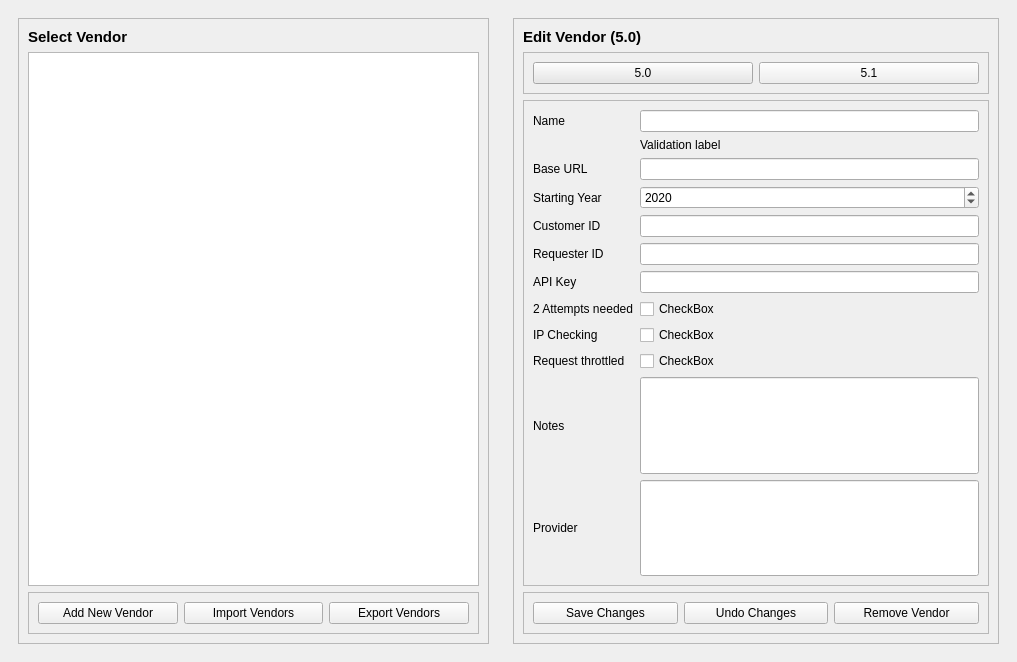
Above: ui/ManageVendors.ui from aanushri9/Counter-Harvesting-5.1 before the change. Below: the same form after it.
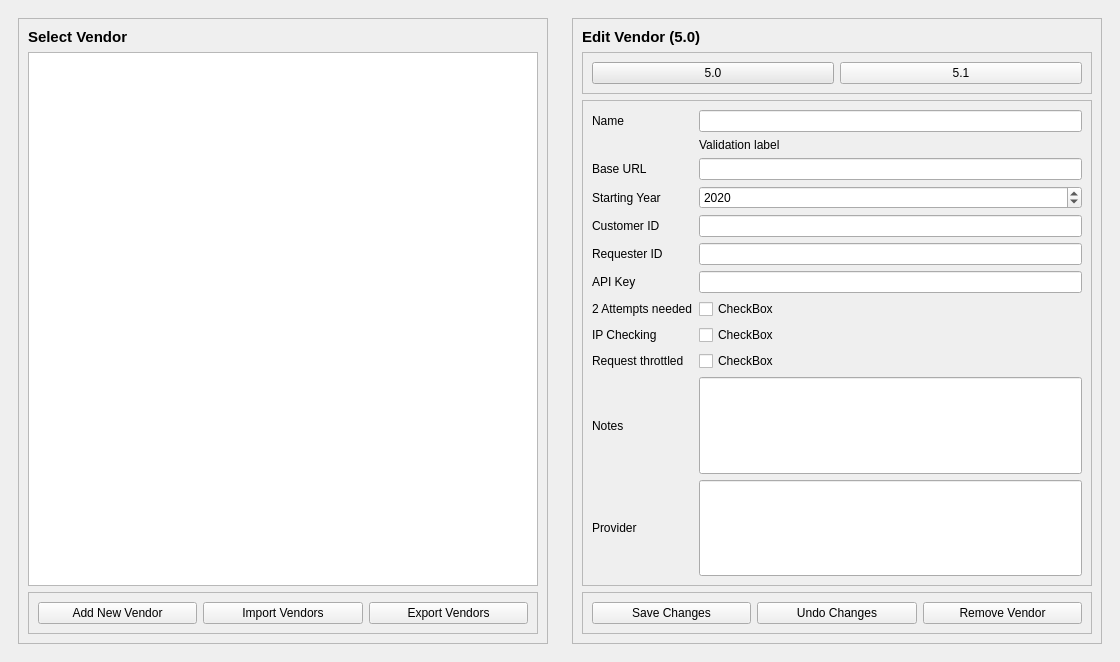
That is the form after the change. Icons and pictures are not drawn.

What changed in the file:
```diff
--- a/ui/ManageVendors.ui
+++ b/ui/ManageVendors.ui
@@ -6,7 +6,7 @@
    <rect>
     <x>0</x>
     <y>0</y>
-    <width>1017</width>
+    <width>1120</width>
     <height>662</height>
    </rect>
   </property>
```
Left out of the diff: 4 changed lines with no effect on the pictures.
